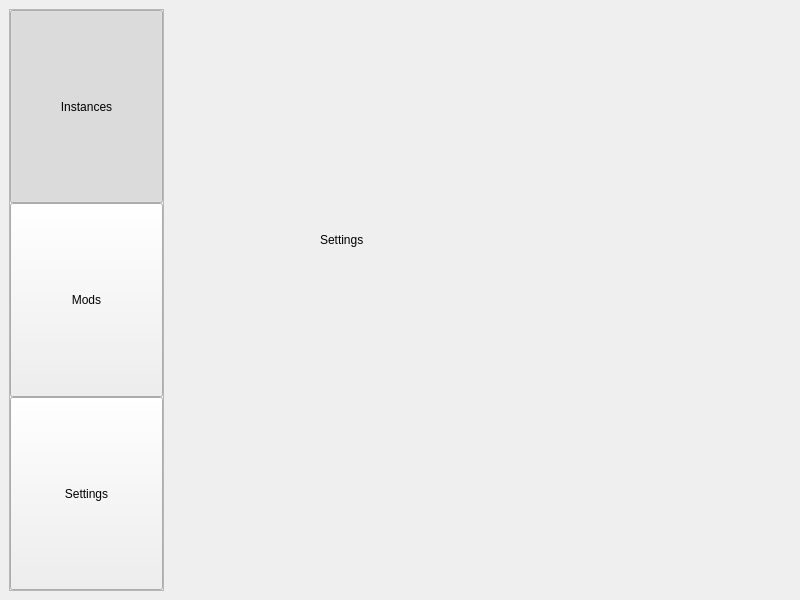
shueppin/PackedMC, file interface/interface.ui: the form before one commit.
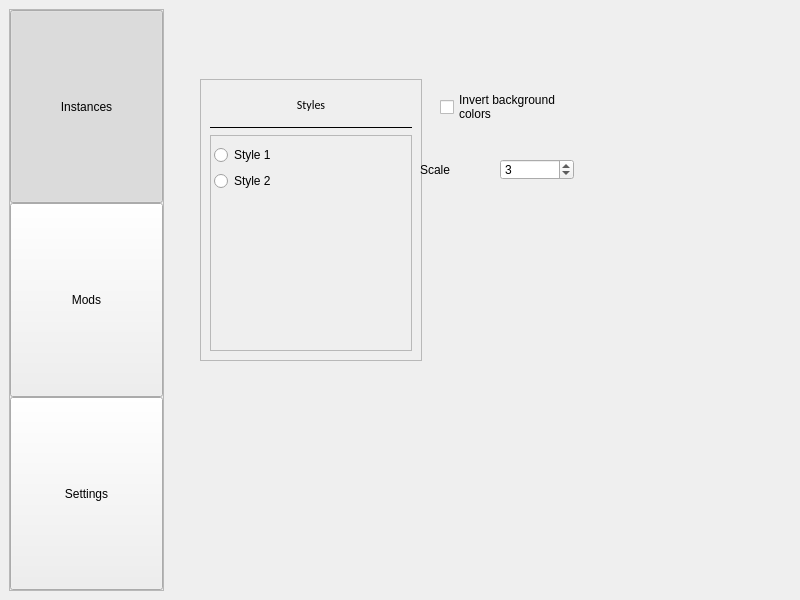
The form after the commit. The open tabs and pages were chosen to show the change.

Commit message: Renamed interface.py to __init__.py. Created settings page

The edit to the form file:
```diff
--- a/interface/interface.ui
+++ b/interface/interface.ui
@@ -195,17 +195,195 @@
        </widget>
       </widget>
       <widget class="QWidget" name="SETTINGS_PAGE">
+       <widget class="QFrame" name="frame_2">
+        <property name="geometry">
+         <rect>
+          <x>30</x>
+          <y>70</y>
+          <width>222</width>
+          <height>282</height>
+         </rect>
+        </property>
+        <property name="frameShape">
+         <enum>QFrame::StyledPanel</enum>
+        </property>
+        <property name="frameShadow">
+         <enum>QFrame::Raised</enum>
+        </property>
+        <property name="lineWidth">
+         <number>100</number>
+        </property>
+        <layout class="QVBoxLayout" name="verticalLayout_12" stretch="0,0,0">
+         <item>
+          <widget class="QLabel" name="label_6">
+           <property name="sizePolicy">
+            <sizepolicy hsizetype="Preferred" vsizetype="Preferred">
+             <horstretch>1</horstretch>
+             <verstretch>1</verstretch>
+            </sizepolicy>
+           </property>
+           <property name="maximumSize">
+            <size>
+             <width>16777215</width>
+             <height>16777214</height>
+            </size>
+           </property>
+           <property name="font">
+            <font>
+             <family>Calibri</family>
+             <italic>false</italic>
+             <bold>false</bold>
+            </font>
+           </property>
+           <property name="text">
+            <string>Styles</string>
+           </property>
+           <property name="alignment">
+            <set>Qt::AlignCenter</set>
+           </property>
+           <property name="class" stdset="0">
+            <string>title</string>
+           </property>
+          </widget>
+         </item>
+         <item>
+          <widget class="Line" name="line">
+           <property name="sizePolicy">
+            <sizepolicy hsizetype="Preferred" vsizetype="Fixed">
+             <horstretch>1</horstretch>
+             <verstretch>1</verstretch>
+            </sizepolicy>
+           </property>
+           <property name="sizeIncrement">
+            <size>
+             <width>0</width>
+             <height>0</height>
+            </size>
+           </property>
+           <property name="styleSheet">
+            <string notr="true"/>
+           </property>
+           <property name="frameShadow">
+            <enum>QFrame::Plain</enum>
+           </property>
+           <property name="lineWidth">
+            <number>0</number>
+           </property>
+           <property name="orientation">
+            <enum>Qt::Horizontal</enum>
+           </property>
+          </widget>
+         </item>
+         <item>
+          <widget class="QScrollArea" name="scrollArea">
+           <property name="sizePolicy">
+            <sizepolicy hsizetype="Expanding" vsizetype="Expanding">
+             <horstretch>1</horstretch>
+             <verstretch>7</verstretch>
+            </sizepolicy>
+           </property>
+           <property name="widgetResizable">
+            <bool>true</bool>
+           </property>
+           <widget class="QWidget" name="STYLES_SELECTION_LIST">
+            <property name="geometry">
+             <rect>
+              <x>0</x>
+              <y>0</y>
+              <width>200</width>
+              <height>214</height>
+             </rect>
+            </property>
+            <layout class="QVBoxLayout" name="verticalLayout_7">
+             <property name="leftMargin">
+              <number>3</number>
+             </property>
+             <property name="rightMargin">
+              <number>3</number>
+             </property>
+             <item>
+              <widget class="QRadioButton" name="radioButton">
+               <property name="text">
+                <string>Style 1</string>
+               </property>
+              </widget>
+             </item>
+             <item>
+              <widget class="QRadioButton" name="radioButton_2">
+               <property name="text">
+                <string>Style 2</string>
+               </property>
+              </widget>
+             </item>
+             <item>
+              <spacer name="verticalSpacer">
+               <property name="orientation">
+                <enum>Qt::Vertical</enum>
+               </property>
+               <property name="sizeHint" stdset="0">
+                <size>
+                 <width>20</width>
+                 <height>40</height>
+                </size>
+               </property>
+              </spacer>
+             </item>
+            </layout>
+           </widget>
+          </widget>
+         </item>
+        </layout>
+       </widget>
+       <widget class="QCheckBox" name="INVERT_SECONDARY_COLOR">
+        <property name="geometry">
+         <rect>
+          <x>270</x>
+          <y>80</y>
+          <width>154</width>
+          <height>36</height>
+         </rect>
+        </property>
+        <property name="focusPolicy">
+         <enum>Qt::NoFocus</enum>
+        </property>
+        <property name="text">
+         <string>Invert background 
+colors</string>
+        </property>
+       </widget>
+       <widget class="QSpinBox" name="SCALE_SELECTION">
+        <property name="geometry">
+         <rect>
+          <x>330</x>
+          <y>150</y>
+          <width>74</width>
+          <height>21</height>
+         </rect>
+        </property>
+        <property name="focusPolicy">
+         <enum>Qt::NoFocus</enum>
+        </property>
+        <property name="minimum">
+         <number>1</number>
+        </property>
+        <property name="maximum">
+         <number>5</number>
+        </property>
+        <property name="value">
+         <number>3</number>
+        </property>
+       </widget>
        <widget class="QLabel" name="label_5">
         <property name="geometry">
          <rect>
-          <x>150</x>
-          <y>180</y>
-          <width>251</width>
-          <height>101</height>
+          <x>250</x>
+          <y>150</y>
+          <width>74</width>
+          <height>21</height>
          </rect>
         </property>
         <property name="text">
-         <string>Settings</string>
+         <string>Scale</string>
         </property>
        </widget>
       </widget>
```
The commit also changes 4 other files.
